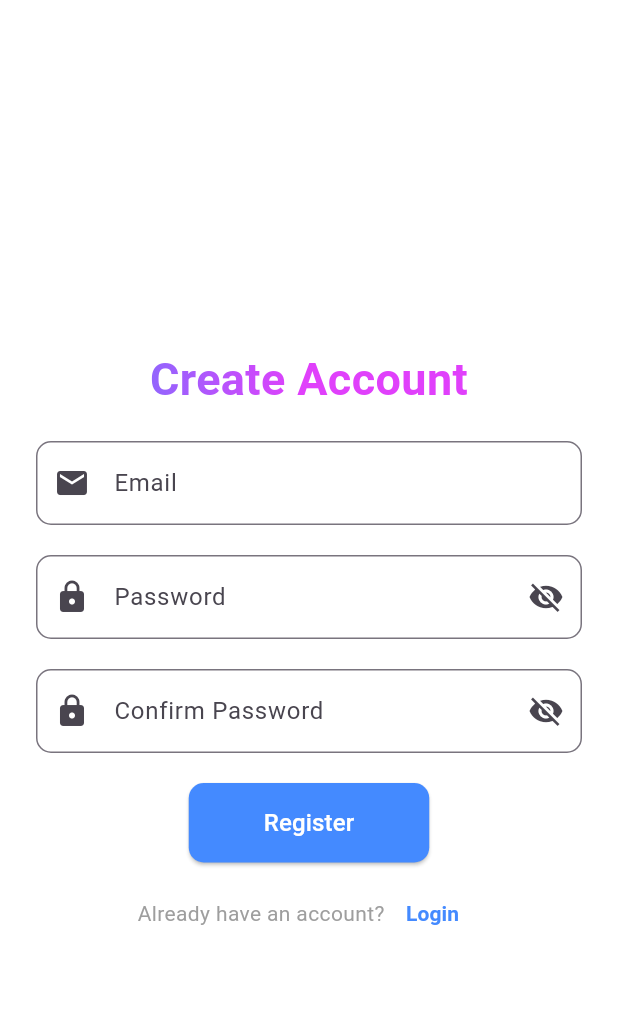
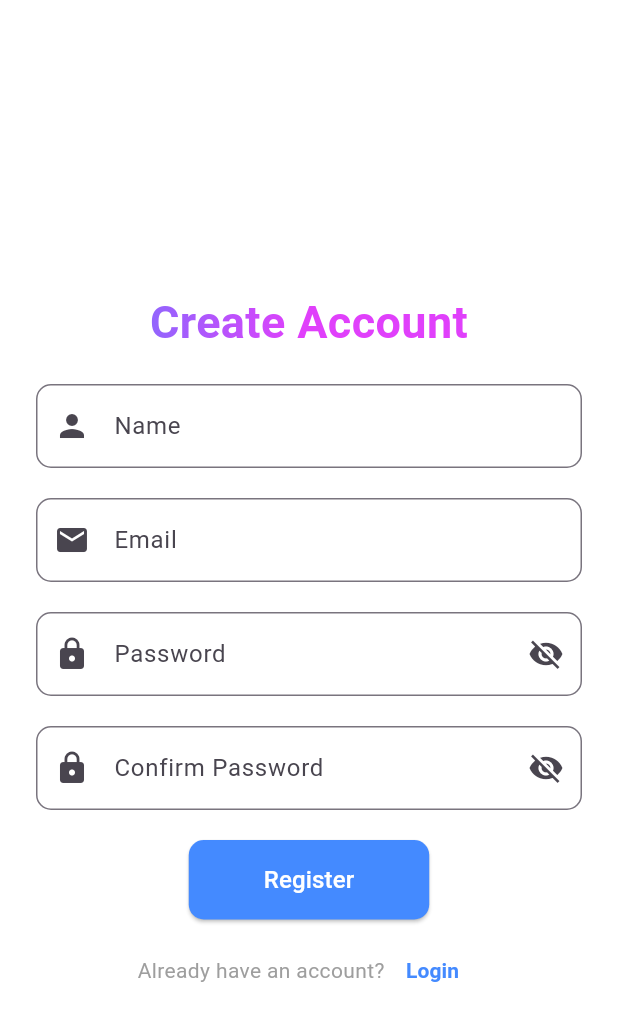
Before and after one commit to mforgon/flutter_with_firebase, a Flutter app: the screen it shows after launch, after a tap on "Register", on a phone screen of 412 x 824 dp. Shown: the top 1021 px of the screen. Run offline on Flutter 3.47's test engine with Material 3 defaults, Android fonts, the phone set to English and light mode, and no system bars; our stand-ins replace cloud_firestore, firebase_auth, firebase_core, flutter_secure_storage; accounts and stored records are empty; network calls fail.

Commit message:
form validation in register, login indicator, auth wrapper fix

```diff
--- a/lib/auth_wrapper.dart
+++ b/lib/auth_wrapper.dart
@@ -1,15 +1,14 @@
-// lib/auth_wrapper.dart
 import 'package:flutter/material.dart';
 import 'package:firebase_auth/firebase_auth.dart';
 import 'home_page.dart';
 import 'login_page.dart';
 import 'splashScreen/splashScreen.dart';
 
-
 class AuthWrapper extends StatefulWidget {
   const AuthWrapper({super.key});
 
   @override
+  // ignore: library_private_types_in_public_api
   _AuthWrapperState createState() => _AuthWrapperState();
 }
 
@@ -20,7 +19,7 @@ class _AuthWrapperState extends State<AuthWrapper> {
   void initState() {
     super.initState();
     // Show the splash screen for 3 seconds
-    Future.delayed(const Duration(seconds: 2), () {
+    Future.delayed(const Duration(seconds: 3), () {
       setState(() {
         _isSplashScreenVisible = false;
       });
@@ -36,7 +35,17 @@ class _AuthWrapperState extends State<AuthWrapper> {
         stream: FirebaseAuth.instance.authStateChanges(),
         builder: (context, snapshot) {
           if (snapshot.connectionState == ConnectionState.waiting) {
-            return const CircularProgressIndicator();
+            return const Scaffold(
+              body: Center(
+                child: CircularProgressIndicator(),
+              ),
+            );
+          } else if (snapshot.hasError) {
+            return Scaffold(
+              body: Center(
+                child: Text('Error: ${snapshot.error}'),
+              ),
+            );
           } else if (snapshot.hasData) {
             return const HomePage();
           } else {
--- a/lib/login_page.dart
+++ b/lib/login_page.dart
@@ -13,9 +13,14 @@ class LoginPage extends StatefulWidget {
 class _LoginPageState extends State<LoginPage> {
   final _emailController = TextEditingController();
   final _passwordController = TextEditingController();
-  bool _obscureText = true; // Add this line
+  bool _obscureText = true;
+  bool _isLoading = false; // Track loading state
 
   Future<void> _login() async {
+    setState(() {
+      _isLoading = true; // Start loading
+    });
+
     try {
       await FirebaseAuth.instance.signInWithEmailAndPassword(
         email: _emailController.text,
@@ -29,6 +34,10 @@ class _LoginPageState extends State<LoginPage> {
       ScaffoldMessenger.of(context).showSnackBar(
         SnackBar(content: Text('Login failed: $e')),
       );
+    } finally {
+      setState(() {
+        _isLoading = false; // Stop loading
+      });
     }
   }
 
@@ -46,7 +55,7 @@ class _LoginPageState extends State<LoginPage> {
                 const SizedBox(height: 40),
                 Text(
                   'Welcome Back!',
-                  textAlign: TextAlign.center, // Center the text
+                  textAlign: TextAlign.center,
                   style: TextStyle(
                     fontSize: 30,
                     fontWeight: FontWeight.bold,
@@ -102,7 +111,9 @@ class _LoginPageState extends State<LoginPage> {
                   ),
                 ),
                 const SizedBox(height: 20),
-                ElevatedButton(
+                _isLoading
+                    ? const CircularProgressIndicator() // Show loading indicator
+                    : ElevatedButton(
                         onPressed: _login,
                         style: ElevatedButton.styleFrom(
                           backgroundColor: Colors.blueAccent,
@@ -137,7 +148,7 @@ class _LoginPageState extends State<LoginPage> {
                         'Register',
                         style: TextStyle(
                           color: Colors.blueAccent,
-                          fontWeight: FontWeight.bold, // Make "Register" bold
+                          fontWeight: FontWeight.bold,
                         ),
                       ),
                     ),
--- a/lib/register_page.dart
+++ b/lib/register_page.dart
@@ -1,6 +1,7 @@
 import 'package:flutter/material.dart';
 import 'package:firebase_auth/firebase_auth.dart';
 import 'home_page.dart';
+import 'login_page.dart';
 
 class RegisterPage extends StatefulWidget {
   const RegisterPage({super.key});
@@ -10,13 +11,43 @@ class RegisterPage extends StatefulWidget {
 }
 
 class _RegisterPageState extends State<RegisterPage> {
+  final _nameController = TextEditingController();
   final _emailController = TextEditingController();
   final _passwordController = TextEditingController();
   final _confirmPasswordController = TextEditingController();
-  bool _obscureTextPassword = true;  // Visibility toggle for password
-  bool _obscureTextConfirmPassword = true;  // Visibility toggle for confirm password
+  bool _obscureTextPassword = true;
+  bool _obscureTextConfirmPassword = true;
+  bool _isLoading = false;
 
   Future<void> _register() async {
+    if (_nameController.text.isEmpty) {
+      ScaffoldMessenger.of(context).showSnackBar(
+        const SnackBar(content: Text('Name is required')),
+      );
+      return;
+    }
+
+    if (_emailController.text.isEmpty) {
+      ScaffoldMessenger.of(context).showSnackBar(
+        const SnackBar(content: Text('Email is required')),
+      );
+      return;
+    }
+
+    if (_passwordController.text.isEmpty) {
+      ScaffoldMessenger.of(context).showSnackBar(
+        const SnackBar(content: Text('Password is required')),
+      );
+      return;
+    }
+
+    if (_passwordController.text.length < 8) {
+      ScaffoldMessenger.of(context).showSnackBar(
+        const SnackBar(content: Text('Password must be at least 8 characters')),
+      );
+      return;
+    }
+
     if (_passwordController.text != _confirmPasswordController.text) {
       ScaffoldMessenger.of(context).showSnackBar(
         const SnackBar(content: Text('Passwords do not match')),
@@ -24,19 +55,34 @@ class _RegisterPageState extends State<RegisterPage> {
       return;
     }
 
+    setState(() {
+      _isLoading = true;
+    });
+
     try {
-      await FirebaseAuth.instance.createUserWithEmailAndPassword(
+      UserCredential userCredential = await FirebaseAuth.instance.createUserWithEmailAndPassword(
         email: _emailController.text,
         password: _passwordController.text,
       );
+
+      // Update the user's display name
+      await userCredential.user?.updateDisplayName(_nameController.text);
+
+      ScaffoldMessenger.of(context).showSnackBar(
+        const SnackBar(content: Text('Registration successful')),
+      );
       Navigator.pushReplacement(
         context,
-        MaterialPageRoute(builder: (context) => const HomePage()),
+        MaterialPageRoute(builder: (context) => const LoginPage()),
       );
     } catch (e) {
       ScaffoldMessenger.of(context).showSnackBar(
         SnackBar(content: Text('Registration failed: $e')),
       );
+    } finally {
+      setState(() {
+        _isLoading = false;
+      });
     }
   }
 
@@ -64,6 +110,18 @@ class _RegisterPageState extends State<RegisterPage> {
                       ).createShader(
                         const Rect.fromLTWH(0, 0, 200, 100),
                       ),
+                  ),
+                ),
+                const SizedBox(height: 20),
+                TextField(
+                  controller: _nameController,
+                  decoration: InputDecoration(
+                    labelText: 'Name',
+                    border: OutlineInputBorder(
+                      borderRadius: BorderRadius.circular(10.0),
+                      borderSide: BorderSide(color: Colors.grey.shade200),
+                    ),
+                    prefixIcon: const Icon(Icons.person),
                   ),
                 ),
                 const SizedBox(height: 20),
@@ -125,7 +183,9 @@ class _RegisterPageState extends State<RegisterPage> {
                   ),
                 ),
                 const SizedBox(height: 20),
-                ElevatedButton(
+                _isLoading
+                    ? const CircularProgressIndicator()
+                    : ElevatedButton(
                         onPressed: _register,
                         style: ElevatedButton.styleFrom(
                           backgroundColor: Colors.blueAccent,
```
Lines whose indentation alone changed are shown as unchanged.
